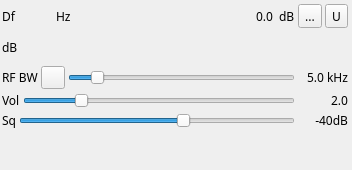
f4exb/sdrangel, file plugins/channelrx/demodam/amdemodgui.ui: the form before one commit.
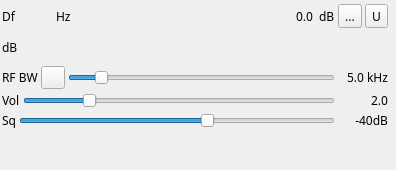
The form after the commit. Icons and pictures are not drawn. Custom widgets are drawn as their Qt base class.

What changed in the file:
```diff
--- a/plugins/channelrx/demodam/amdemodgui.ui
+++ b/plugins/channelrx/demodam/amdemodgui.ui
@@ -6,7 +6,7 @@
    <rect>
     <x>0</x>
     <y>0</y>
-    <width>352</width>
+    <width>396</width>
     <height>170</height>
    </rect>
   </property>
@@ -42,7 +42,7 @@
     <rect>
      <x>0</x>
      <y>0</y>
-     <width>350</width>
+     <width>390</width>
      <height>131</height>
     </rect>
    </property>
```
